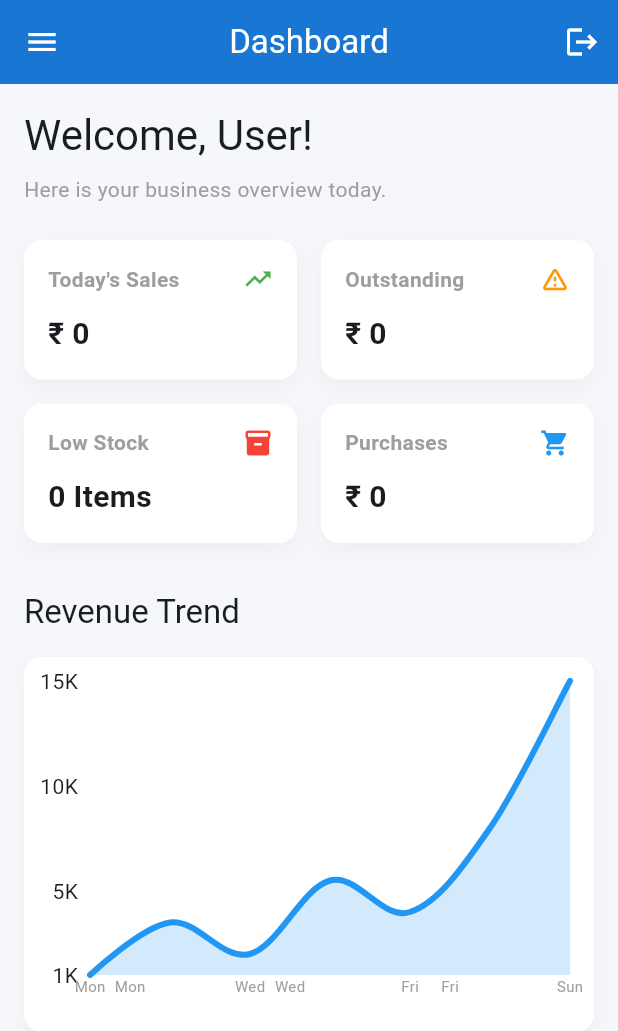
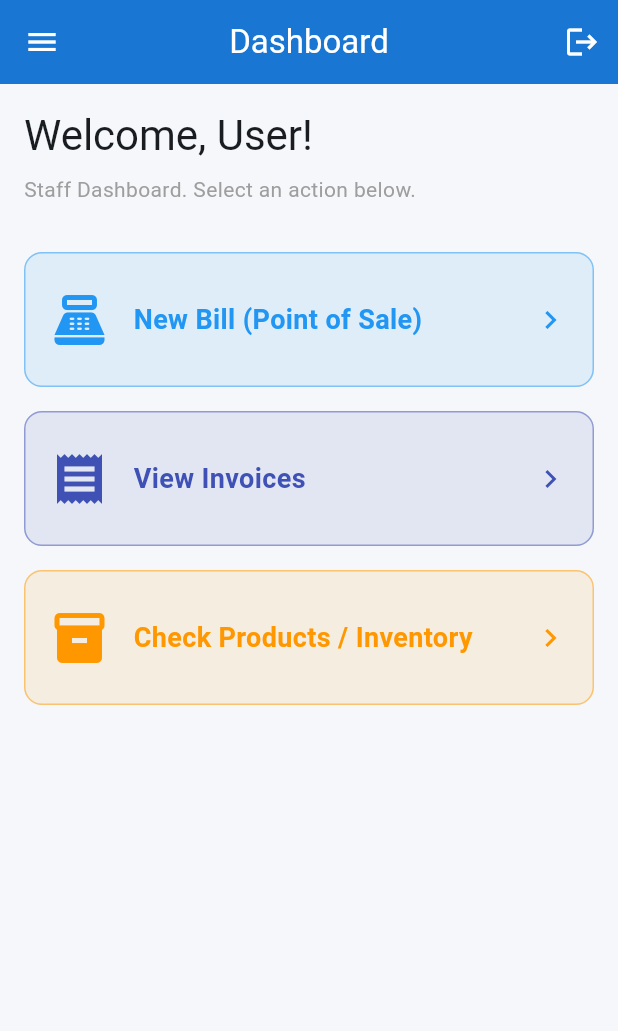
Before and after one commit to vip-211/RK_enterprises, a Flutter app: the DashboardScreen screen opened directly, on a phone screen of 412 x 824 dp. Shown: the top 1031 px of the screen. Run offline on Flutter 3.47's test engine with Material 3 defaults, Android fonts, the phone set to English and light mode, and no system bars; drawn by our look-alikes of fl_chart; our stand-ins replace cloud_firestore, firebase_core, firebase_messaging, firebase_remote_config, flutter_riverpod, hive and 6 more; missing offline and left inert: simple_barcode_scanner, workmanager; accounts and stored records are empty; statements that could not run were skipped.

Commit message:
feat: staff

```diff
--- a/lib/features/billing/screens/invoice_entry_screen.dart
+++ b/lib/features/billing/screens/invoice_entry_screen.dart
@@ -6,6 +6,7 @@ import 'package:rk_enterprises/features/customers/repositories/customer_reposito
 import 'package:rk_enterprises/features/customers/models/customer_model.dart';
 import 'package:rk_enterprises/features/inventory/repositories/product_repository.dart';
 import 'package:rk_enterprises/features/inventory/models/product_model.dart';
+import 'package:rk_enterprises/features/authentication/repositories/auth_repository.dart';
 import 'package:intl/intl.dart';
 import 'package:simple_barcode_scanner/simple_barcode_scanner.dart';
 
@@ -213,6 +214,8 @@ class _InvoiceEntryScreenState extends ConsumerState<InvoiceEntryScreen> {
     final grandTotal = amountBeforeRound.roundToDouble();
     final roundOff = grandTotal - amountBeforeRound;
 
+    final currentUser = ref.read(authStateProvider);
+
     final invoice = InvoiceModel(
       id: '',
       invoiceNumber: invoiceNo,
@@ -232,6 +235,8 @@ class _InvoiceEntryScreenState extends ConsumerState<InvoiceEntryScreen> {
       operation: 'insert',
       createdAt: DateTime.now(),
       updatedAt: DateTime.now(),
+      staffId: currentUser?.id,
+      staffName: currentUser?.name,
     );
 
     await ref.read(invoiceRepositoryProvider).addInvoice(invoice);
--- a/lib/features/dashboard/screens/dashboard_screen.dart
+++ b/lib/features/dashboard/screens/dashboard_screen.dart
@@ -22,6 +22,8 @@ class DashboardScreen extends ConsumerWidget {
     final metricsAsync = ref.watch(dashboardMetricsProvider);
 
     final metrics = metricsAsync.value ?? DashboardMetrics();
+
+    final isAdmin = user?.role == 'Admin' || user?.role == 'Super Admin';
 
     return Scaffold(
       appBar: AppBar(
@@ -48,9 +50,13 @@ class DashboardScreen extends ConsumerWidget {
                 child: Icon(Icons.person, color: Colors.blue),
               ),
             ),
+            const Padding(
+              padding: EdgeInsets.only(left: 16.0, top: 8.0, bottom: 8.0),
+              child: Text('MANAGEMENT', style: TextStyle(color: Colors.grey, fontWeight: FontWeight.bold, fontSize: 12)),
+            ),
             ListTile(
               leading: const Icon(Icons.inventory),
-              title: const Text('Products'),
+              title: const Text('Products / Inventory'),
               onTap: () {
                 Navigator.pop(context);
                 Navigator.push(context, MaterialPageRoute(builder: (_) => const ProductListScreen()));
@@ -61,15 +67,16 @@ class DashboardScreen extends ConsumerWidget {
               title: const Text('Customers'),
               onTap: () {
                 Navigator.pop(context);
-                Navigator.pushNamed(context, '/customer-list');
+                Navigator.push(context, MaterialPageRoute(builder: (_) => const CustomerListScreen()));
               },
             ),
+            if (isAdmin) ...[
               ListTile(
                 leading: const Icon(Icons.local_shipping),
                 title: const Text('Suppliers'),
                 onTap: () {
                   Navigator.pop(context);
-                Navigator.pushNamed(context, '/supplier-list');
+                  Navigator.push(context, MaterialPageRoute(builder: (_) => const SupplierListScreen()));
                 },
               ),
               ListTile(
@@ -80,6 +87,7 @@ class DashboardScreen extends ConsumerWidget {
                   Navigator.pushNamed(context, '/staff-list');
                 },
               ),
+            ],
             const Divider(),
             const Padding(
               padding: EdgeInsets.only(left: 16.0, top: 8.0, bottom: 8.0),
@@ -93,6 +101,7 @@ class DashboardScreen extends ConsumerWidget {
                 Navigator.push(context, MaterialPageRoute(builder: (_) => const InvoiceListScreen()));
               },
             ),
+            if (isAdmin) ...[
               ListTile(
                 leading: const Icon(Icons.shopping_cart),
                 title: const Text('Purchases'),
@@ -122,6 +131,7 @@ class DashboardScreen extends ConsumerWidget {
                   Navigator.push(context, MaterialPageRoute(builder: (_) => const ReportsScreen()));
                 },
               ),
+            ],
             const Divider(),
             ListTile(
               leading: const Icon(Icons.settings),
@@ -129,6 +139,14 @@ class DashboardScreen extends ConsumerWidget {
               onTap: () {
                 Navigator.pop(context);
                 Navigator.push(context, MaterialPageRoute(builder: (_) => const SettingsScreen()));
+              },
+            ),
+            ListTile(
+              leading: const Icon(Icons.logout, color: Colors.red),
+              title: const Text('Logout', style: TextStyle(color: Colors.red)),
+              onTap: () {
+                ref.read(authStateProvider.notifier).state = null;
+                Navigator.of(context).pushReplacementNamed('/login');
               },
             ),
             const SizedBox(height: 20),
@@ -142,6 +160,8 @@ class DashboardScreen extends ConsumerWidget {
           children: [
             Text('Welcome, ${user?.name ?? 'User'}!', style: Theme.of(context).textTheme.headlineMedium),
             const SizedBox(height: 8),
+
+            if (isAdmin) ...[
               const Text('Here is your business overview today.', style: TextStyle(color: Colors.grey)),
               const SizedBox(height: 24),
               Row(
@@ -222,6 +242,58 @@ class DashboardScreen extends ConsumerWidget {
                   ),
                 ),
               ),
+            ] else ...[
+              const Text('Staff Dashboard. Select an action below.', style: TextStyle(color: Colors.grey)),
+              const SizedBox(height: 32),
+              _buildStaffActionButton(
+                context,
+                title: 'New Bill (Point of Sale)',
+                icon: Icons.point_of_sale,
+                color: Colors.blue,
+                onTap: () => Navigator.pushNamed(context, '/invoice-entry'),
+              ),
+              const SizedBox(height: 16),
+              _buildStaffActionButton(
+                context,
+                title: 'View Invoices',
+                icon: Icons.receipt,
+                color: Colors.indigo,
+                onTap: () => Navigator.push(context, MaterialPageRoute(builder: (_) => const InvoiceListScreen())),
+              ),
+              const SizedBox(height: 16),
+              _buildStaffActionButton(
+                context,
+                title: 'Check Products / Inventory',
+                icon: Icons.inventory,
+                color: Colors.orange,
+                onTap: () => Navigator.push(context, MaterialPageRoute(builder: (_) => const ProductListScreen())),
+              ),
+            ],
+          ],
+        ),
+      ),
+    );
+  }
+
+  Widget _buildStaffActionButton(BuildContext context, {required String title, required IconData icon, required Color color, required VoidCallback onTap}) {
+    return InkWell(
+      onTap: onTap,
+      borderRadius: BorderRadius.circular(12),
+      child: Container(
+        padding: const EdgeInsets.symmetric(vertical: 24, horizontal: 16),
+        decoration: BoxDecoration(
+          color: color.withOpacity(0.1),
+          borderRadius: BorderRadius.circular(12),
+          border: Border.all(color: color.withOpacity(0.5)),
+        ),
+        child: Row(
+          children: [
+            Icon(icon, size: 40, color: color),
+            const SizedBox(width: 16),
+            Expanded(
+              child: Text(title, style: TextStyle(fontSize: 18, fontWeight: FontWeight.bold, color: color)),
+            ),
+            Icon(Icons.chevron_right, color: color),
           ],
         ),
       ),
```
Also changed, not shown: lib/features/authentication/repositories/auth_repository.dart (+42 -6 lines), lib/features/billing/models/invoice_model.dart (+12 -0 lines), lib/features/billing/models/invoice_model.g.dart. Lines whose indentation alone changed are shown as unchanged.
